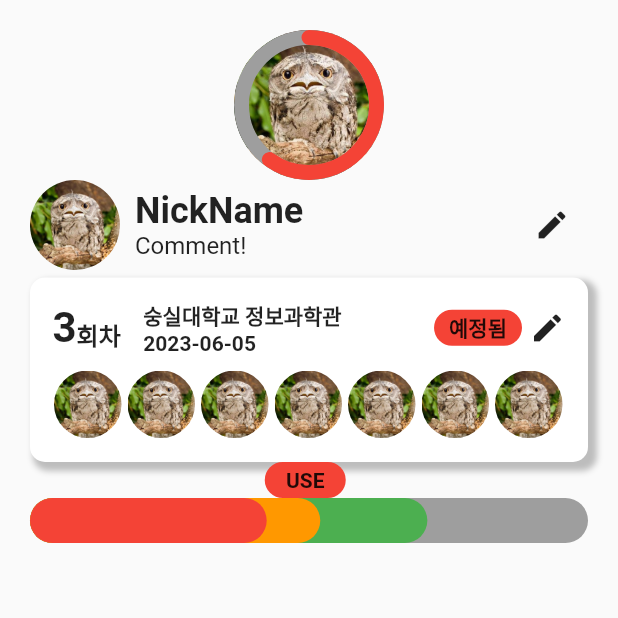
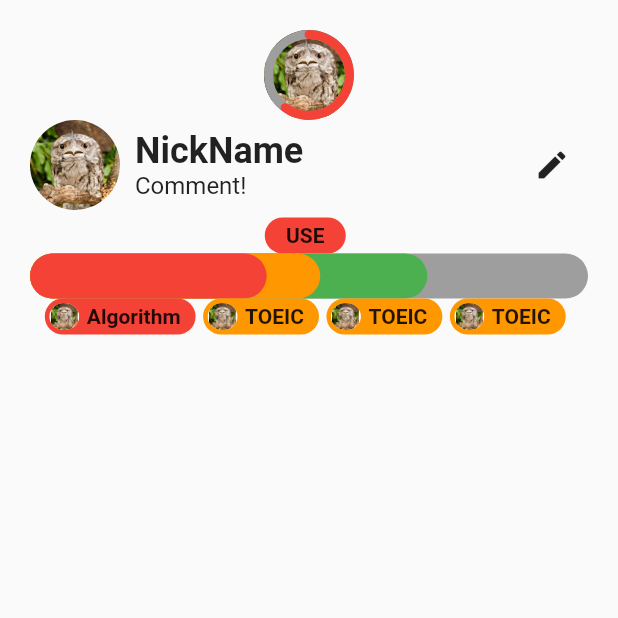
Before and after one commit to rbgus2002/cactusdy, a Flutter app: the screen it shows after launch, after a tap on "Work Space Screen", on a phone screen of 412 x 824 dp, the top half of it. Run offline on Flutter 3.47's test engine with Material 2 defaults, Android fonts, the phone set to English and light mode, and no system bars.

Commit message:
[F] Add : Home : Home route 추가 및 StudyGroupPanel 수정

```diff
--- a/frontend/lib/routes/home_route.dart
+++ b/frontend/lib/routes/home_route.dart
@@ -14,12 +14,14 @@ class _HomeRoute extends State<StatefulWidget> {
   @override
   Widget build(BuildContext context) {
     return Scaffold(
-      body: Container(
+      body: SingleChildScrollView(
         padding: const EdgeInsets.all(Design.padding),
         child: Column(
           mainAxisAlignment: MainAxisAlignment.center,
           children: [
             UserLineProfile(nickName: "nickName", comment: "comment"),
+            Design.padding10,
+            StudyGroupPanel(),
             Design.padding10,
             StudyGroupPanel(),
             Design.padding10,
--- a/frontend/lib/routes/work_space_route.dart
+++ b/frontend/lib/routes/work_space_route.dart
@@ -7,7 +7,10 @@ import 'package:group_study_app/widgets/Tags/user_state_tag.dart';
 import 'package:group_study_app/widgets/buttons/percent_circle_button.dart';
 import 'package:group_study_app/widgets/charts/bar_chart.dart';
 import 'package:group_study_app/widgets/charts/chart.dart';
+import 'package:group_study_app/widgets/dialogs/user_profile_dialog.dart';
 import 'package:group_study_app/widgets/panels/round_info_panel.dart';
+import 'package:group_study_app/widgets/round_info.dart';
+import 'package:group_study_app/widgets/tags/study_group_tag.dart';
 import 'package:group_study_app/widgets/user_line_profile.dart';
 
 class WorkSpaceRoute extends StatefulWidget {
@@ -28,16 +31,30 @@ class _WorkSpaceRoute extends State<StatefulWidget> {
             padding: EdgeInsets.all(20),
             child: Column(
               children: [
-                PercentCircleButton(scale: 100.0, image: null, percentInfos: [ PercentInfo(percent: 0.6, color: ColorStyles.red)], onTap: Test.onTabTest),
+                PercentCircleButton(scale: 60.0, image: null, percentInfos: [ PercentInfo(percent: 0.6, color: ColorStyles.red)], onTap: () { UserProfileDialog.showProfileDialog(context); }),
                 const UserLineProfile(scale: 50.0, image: null, onTap: Test.onTabTest, nickName: "NickName", comment: "Comment!",),
                 const SizedBox(
                   height: 5,
                 ),
-                RoundInfoPanel(roundIdx: 3, place: "숭실대학교 정보과학관", date: DateTime.now(), userList: List<User>.generate(30, (index) => User(index, "d", "d"))),
+                //RoundInfoPanel(roundIdx: 3, place: "숭실대학교 정보과학관", date: DateTime.now(), userList: List<User>.generate(30, (index) => User(index, "d", "d"))),
+                //RoundInfo(roundIdx: 3, tag: "TAG"),
+
                 UserStateTag(text: "USE", color: Colors.red,),
                 BarChart(percentInfos: [ PercentInfo(percent: 0.4, color: ColorStyles.red)
-                , PercentInfo(percent: 0.1, color: ColorStyles.orange), PercentInfo(percent: 0.2, color: ColorStyles.green) ],
-            stroke: 30,),
+                , PercentInfo(percent: 0.1, color: ColorStyles.orange), PercentInfo(percent: 0.2, color: ColorStyles.green) ], stroke: 30,),
+                SingleChildScrollView(
+                  scrollDirection: Axis.horizontal,
+                  child: Row(
+                    children: [
+                      StudyGroupTag(color: ColorStyles.red, name: "Algorithm",),
+                      StudyGroupTag(color: ColorStyles.orange, name: "TOEIC"),
+
+                      StudyGroupTag(color: ColorStyles.orange, name: "TOEIC"),
+                      StudyGroupTag(color: ColorStyles.orange, name: "TOEIC"),
+
+                    ],
+                  ),
+                )
               ],
             )
           )
--- a/frontend/lib/widgets/panels/study_group_panel.dart
+++ b/frontend/lib/widgets/panels/study_group_panel.dart
@@ -29,7 +29,9 @@ class StudyGroupPanel extends Panel {
     }) : super(
       boxShadows: Design.basicShadows,
       child: Column(
+        mainAxisSize: MainAxisSize.min,
         crossAxisAlignment: CrossAxisAlignment.start,
+
         children: [
           Row(
             children: [
@@ -55,7 +57,7 @@ class StudyGroupPanel extends Panel {
           Design.padding5,
           RoundInfo(roundIdx: 3, place: "asd", date: DateTime(2019, 3, 26),tag: "asd"),
 
-          Design.padding5,
+          Design.padding15,
           const Text("GROUP", style: TextStyles.titleMedium,),
           CheckBoxTask(taskid: 0, text: "백준 : 1203번 풀기"),
           CheckBoxTask(taskid: 0, text: "백준 : 23092번 풀기"),
```
